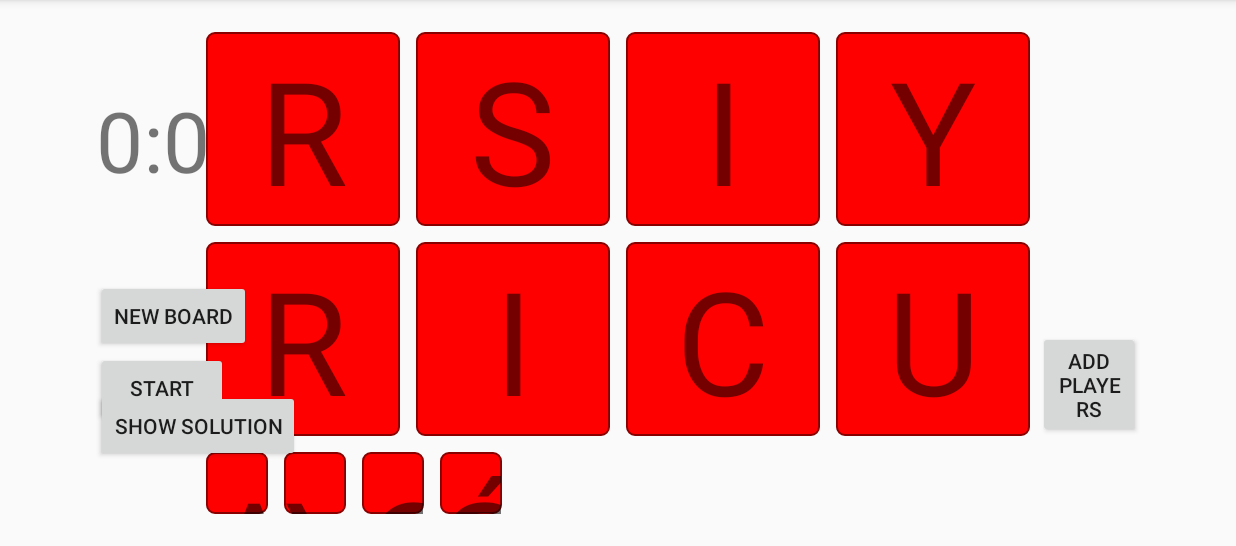
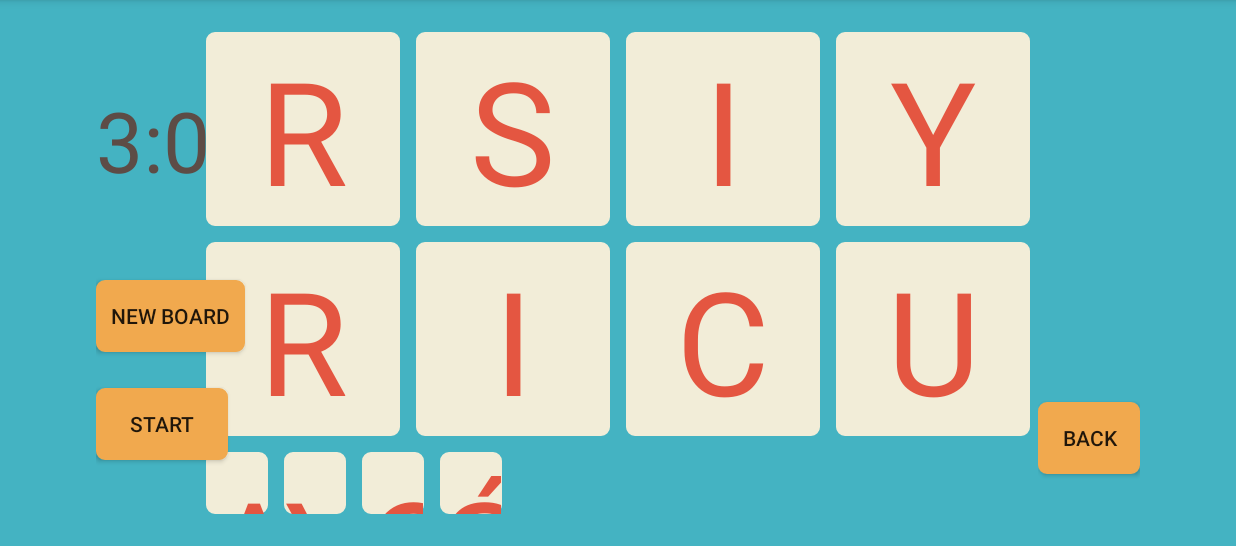
Before and after one commit to olamedrek/boggle, an Android app: the screen it shows after launch (MainActivity), after a tap on "START", on a phone screen of 824 x 412 dp (held sideways), the part 72-618 px from its top. Run offline under Robolectric (Android 15) with nearby library versions, the phone set to English and light mode, and no system bars; libraries missing offline, so code that uses them is left out: com.baoyz.swipemenulistview; plain views replace SwipeMenuListView; 7 statements that could not run were skipped; 1 other tap on this screen came first.

Commit message:
Better design

```diff
--- a/app/src/main/java/com/ola/boggle/MainFragment.java
+++ b/app/src/main/java/com/ola/boggle/MainFragment.java
@@ -37,13 +37,13 @@ public class MainFragment extends Fragment {
     private RelativeLayout boardLayout;
 
     private SolutionListAdapter solutionAdapter = new SolutionListAdapter();
-    private SwipeListAdapter playersAdapter = new SwipeListAdapter();
+    private PlayersListAdapter playersAdapter = new PlayersListAdapter();
     private Board board = new Board();
     private Handler timerHandler = new Handler();
 
     private List<TextView> letterViews = new ArrayList<>();
     private long startTime = 0;
-    private int gameDuration = 10; // TODO
+    private int gameDuration = 180;
 
 
     public MainFragment() {}
@@ -73,7 +73,8 @@ public class MainFragment extends Fragment {
         boardLayout.getViewTreeObserver().addOnGlobalLayoutListener(() -> {
             for(TextView letterView : letterViews) {
                 letterView.setWidth(letterView.getHeight());
-                letterView.setBackgroundResource(R.drawable.rounded_corner);
+                letterView.setBackgroundResource(R.drawable.letter);
+                letterView.setTextColor(getResources().getColor(R.color.colorLetters));
                 letterView.setGravity(Gravity.CENTER);
                 letterView.setTextSize(96);
             }
@@ -96,8 +97,9 @@ public class MainFragment extends Fragment {
         timerHandler.removeCallbacksAndMessages(null);
     }
 
-    public void onClickNewBoardButton(View view) {
+    public void onClickNewBoardButton(View newBoardButton) {
         showSolutionButton.setEnabled(false);
+        newBoardButton.setEnabled(false);
         setBoardWithAnimation(board.getNewBoard());
         displayTime(gameDuration);
         timerHandler.removeCallbacksAndMessages(null);
@@ -113,8 +115,9 @@ public class MainFragment extends Fragment {
             protected void onPostExecute(Set<String> strings) {
                 solutionAdapter.replaceWords(strings);
                 showSolutionButton.setEnabled(true);
+                newBoardButton.setEnabled(true);
             }
-        }.execute(); // TODO : cancel
+        }.execute();
     }
 
     public void onClickStartButton(final View view) {
@@ -123,12 +126,12 @@ public class MainFragment extends Fragment {
             @Override
             public void run() {
                 long secondsPassed = (System.currentTimeMillis() - startTime) / 1000;
-                long secondsLeft = 10 - secondsPassed; // TODO
+                long secondsLeft = gameDuration - secondsPassed;
                 displayTime(secondsLeft);
                 if(secondsLeft > 0) {
                     timerHandler.postDelayed(this, 1000);
                 } else {
-                    Toast.makeText(view.getContext(), "Time is up", Toast.LENGTH_LONG).show();
+                    Toast.makeText(view.getContext(), "Time is up", Toast.LENGTH_SHORT).show();
                     setBoard(null);
                     timerHandler.postDelayed(() -> {
                         setBoard(board.getCurrentBoard());
--- a/app/src/main/java/com/ola/boggle/SwipeListAdapter.java
+++ b/app/src/main/java/com/ola/boggle/PlayersListAdapter.java
@@ -13,7 +13,7 @@ import java.util.List;
 /**
  * Created by ola on 13.08.16.
  */
-public class SwipeListAdapter extends BaseAdapter {
+public class PlayersListAdapter extends BaseAdapter {
 
     private List<Player> players = new ArrayList<>();
 
--- a/app/src/main/java/com/ola/boggle/SolutionListAdapter.java
+++ b/app/src/main/java/com/ola/boggle/SolutionListAdapter.java
@@ -38,6 +38,7 @@ public class SolutionListAdapter extends BaseAdapter {
         if(view == null) {
             view = new TextView(viewGroup.getContext());
             ((TextView) view).setTextSize(20);
+            ((TextView) view).setTextColor(view.getResources().getColor(R.color.colorTextViews));
         }
         ((TextView) view).setText(words.get(i));
 
--- /dev/null
+++ b/app/src/main/res/drawable/button.xml
@@ -0,0 +1,16 @@
+<?xml version="1.0" encoding="utf-8"?>
+<shape xmlns:android="http://schemas.android.com/apk/res/android">
+    <stroke
+        android:width="1dp"
+        android:color="@color/colorButtons" />
+
+    <solid android:color="@color/colorButtons" />
+
+    <padding
+        android:left="10dp"
+        android:right="10dp"
+        android:top="10dp"
+        android:bottom="10dp"/>
+
+    <corners android:radius="5dp" />
+</shape>
--- a/app/src/main/res/drawable/rounded_corner.xml
+++ b/app/src/main/res/drawable/letter.xml
@@ -2,9 +2,9 @@
 <shape xmlns:android="http://schemas.android.com/apk/res/android" >
     <stroke
         android:width="1dp"
-        android:color="#880000" />
+        android:color="@color/colorBoard" />
 
-    <solid android:color="#ff0000" />
+    <solid android:color="@color/colorBoard" />
 
     <padding
         android:left="1dp"
--- a/app/src/main/res/layout/activity_main.xml
+++ b/app/src/main/res/layout/activity_main.xml
@@ -7,6 +7,7 @@
     android:paddingLeft="@dimen/activity_horizontal_margin"
     android:paddingRight="@dimen/activity_horizontal_margin"
     android:paddingTop="@dimen/activity_vertical_margin"
+    android:background="@color/colorBackground"
     tools:context="com.ola.boggle.MainActivity">
 
     <android.support.v4.view.ViewPager
--- a/app/src/main/res/layout/fragment_main.xml
+++ b/app/src/main/res/layout/fragment_main.xml
@@ -9,42 +9,39 @@
         android:layout_width="wrap_content"
         android:layout_height="wrap_content"
         android:layout_marginTop="40sp"
+        android:textColor="@color/colorTextViews"
         android:textSize="56sp"/>
-
     <Button
         android:id="@+id/newboard_button"
+        android:text="New board"
         android:layout_width="wrap_content"
         android:layout_height="wrap_content"
         android:layout_below="@id/timer_view"
         android:layout_marginTop="56dp"
-        android:onClick="onClickNewBoardButton"
-        android:text="New board"/>
-
+        android:background="@drawable/button"
+        android:onClick="onClickNewBoardButton"/>
     <Button
         android:id="@+id/start_button"
+        android:text="Start"
         android:layout_width="wrap_content"
         android:layout_height="wrap_content"
         android:layout_below="@id/newboard_button"
-        android:onClick="onClickStartButton"
-        android:text="Start"/>
-
+        android:layout_marginTop="24dp"
+        android:background="@drawable/button"
+        android:onClick="onClickStartButton"/>
     <Button
         android:id="@+id/solution_button"
+        android:text="Show solution"
         android:layout_width="wrap_content"
         android:layout_height="wrap_content"
-        android:enabled="false"
         android:layout_alignParentBottom="true"
         android:layout_marginBottom="40dp"
+        android:background="@drawable/button"
         android:onClick="onClickShowSolutionButton"
-        android:text="Show solution"/>
-
-
-
+        android:enabled="false"/>
 
     <include android:id="@+id/board_layout"
         layout="@layout/board"/>
-
-
 
     <RelativeLayout
         android:id="@+id/players_layout"
@@ -61,16 +58,15 @@
             android:layout_marginTop="40dp"/>
         <Button
             android:id="@+id/addplayer_button"
+            android:text="Add players"
             android:layout_width="wrap_content"
             android:layout_height="wrap_content"
-            android:text="Add players"
             android:layout_alignParentBottom="true"
             android:layout_alignParentRight="true"
-            android:onClick="onClickAddPlayerButton"
-            android:layout_marginBottom="56dp"/>
+            android:layout_marginBottom="56dp"
+            android:background="@drawable/button"
+            android:onClick="onClickAddPlayerButton"/>
     </RelativeLayout>
-
-
 
     <RelativeLayout
         android:id="@+id/solution_layout"
@@ -81,13 +77,14 @@
 
         <Button
             android:id="@+id/back2_button"
+            android:text="Back"
             android:layout_width="wrap_content"
             android:layout_height="wrap_content"
-            android:text="Back"
             android:layout_alignParentBottom="true"
             android:layout_alignParentRight="true"
-            android:onClick="onClickBackButton"
-            android:layout_marginBottom="32dp"/>
+            android:layout_marginBottom="32dp"
+            android:background="@drawable/button"
+            android:onClick="onClickBackButton"/>
         <ListView
             android:id="@+id/solution_view"
             android:layout_width="wrap_content"
@@ -100,5 +97,4 @@
 
     </RelativeLayout>
 
-
 </RelativeLayout>
--- a/app/src/main/res/layout/player.xml
+++ b/app/src/main/res/layout/player.xml
@@ -8,7 +8,7 @@
         android:id="@+id/player_name"
         android:layout_width="wrap_content"
         android:layout_height="wrap_content"
-        android:text="Ola"
+        android:textColor="@color/colorTextViews"
         android:textSize="20sp"/>
 
     <TextView
@@ -16,6 +16,7 @@
         android:layout_width="wrap_content"
         android:layout_height="wrap_content"
         android:layout_alignParentRight="true"
+        android:textColor="@color/colorTextViews"
         android:textSize="20sp"/>
 
 </RelativeLayout>
--- a/app/src/main/res/values/colors.xml
+++ b/app/src/main/res/values/colors.xml
@@ -3,4 +3,11 @@
     <color name="colorPrimary">#3F51B5</color>
     <color name="colorPrimaryDark">#303F9F</color>
     <color name="colorAccent">#FF4081</color>
+
+    <color name="colorBackground">#44B3C2</color>
+    <color name="colorBoard">#F2EDD8</color>
+    <color name="colorLetters">#E45641</color>
+    <color name="colorButtons">#F1A94E</color>
+    <color name="colorTextViews">#5D4C46</color>
+    <color name="colorTextOnButtons">#000000</color>
 </resources>
```
